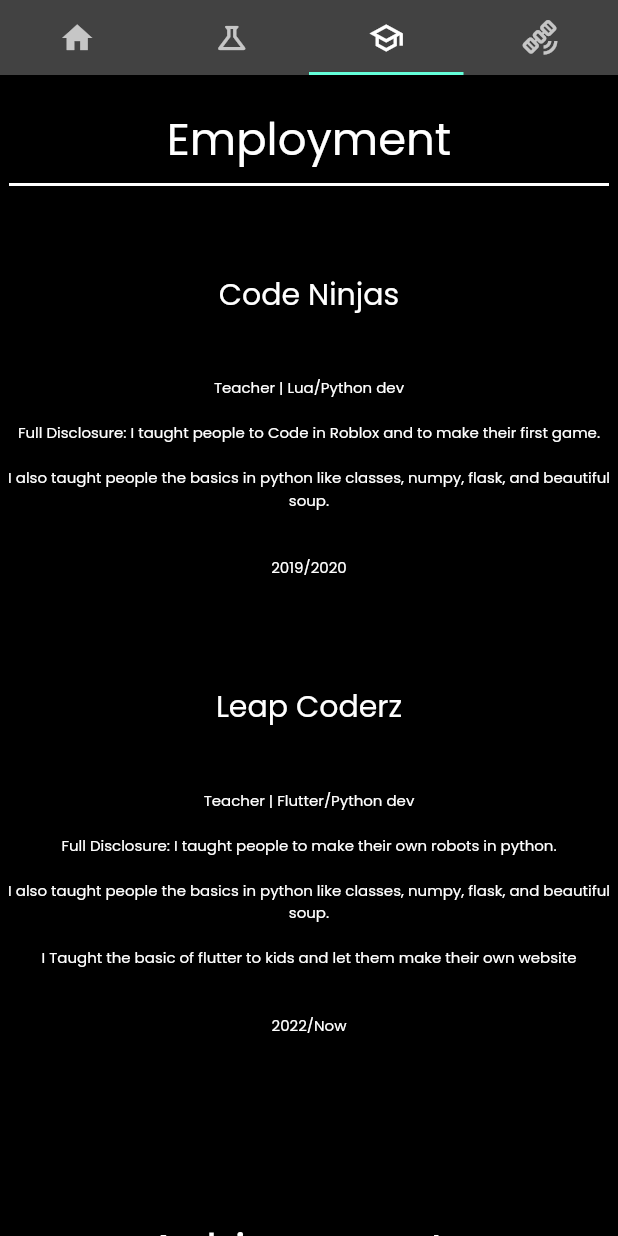
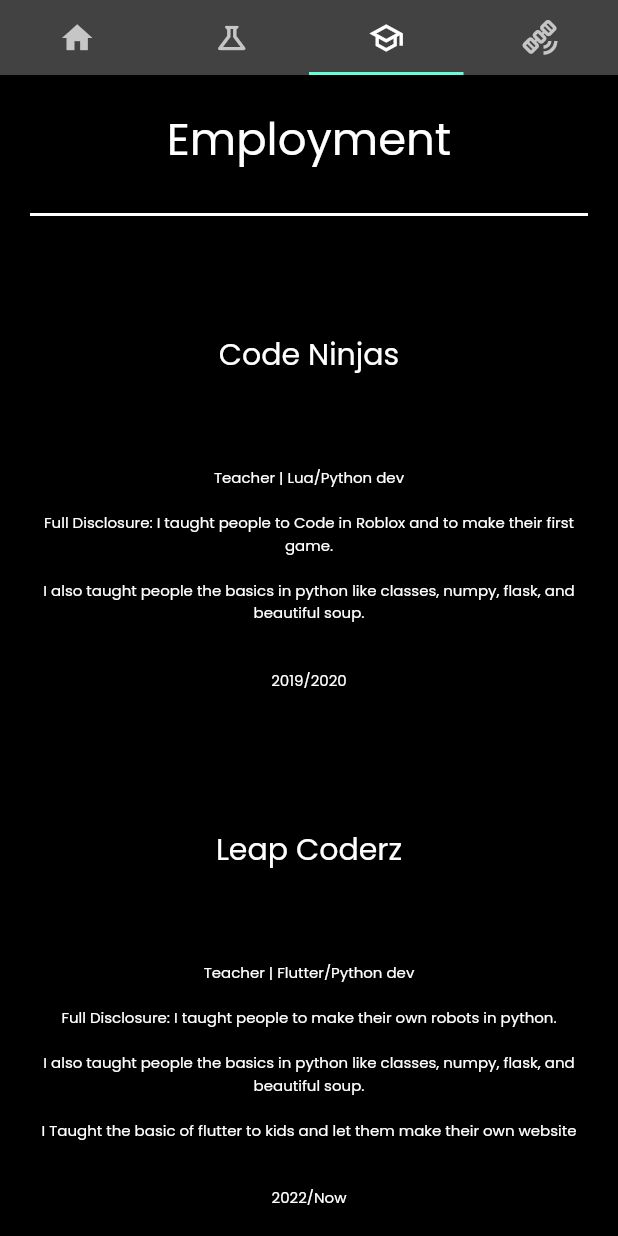
Before and after one commit to ekam-g/carghai_website, a Flutter app: the screen it shows after launch, tab 3 chosen, on a phone screen of 412 x 824 dp. Run offline on Flutter 3.47's test engine with Material 2 defaults, Android fonts, the phone set to English and light mode, and no system bars; our stand-ins replace auto_size_text.

Commit message:
done for now

```diff
--- a/lib/screens/jobtab.dart
+++ b/lib/screens/jobtab.dart
@@ -2,7 +2,6 @@
 
 import 'package:carghai_website/widgets/CoolText.dart';
 import 'package:flutter/material.dart';
-
 
 class tab2job extends StatefulWidget {
   const tab2job({
@@ -138,15 +137,15 @@
       ///Smaller Screen
       return SingleChildScrollView(
           child: SizedBox(
-              height: 1700,
+              height: 2500,
               child: Scaffold(
                   body: Center(
                       child: Column(
                 children: [
                   const SizedBox(height: 20),
                   coolText(text: "Employment", fontSize: 30),
-                  const SizedBox(
-                    width: 400,
+                  const Padding(
+                    padding: EdgeInsets.all(20),
                     child: Divider(
                       color: Colors.white,
                       thickness: 2,
@@ -159,12 +158,15 @@
                   const SizedBox(
                     height: 40,
                   ),
-                  coolText(
+                  Padding(
+                    padding: const EdgeInsets.all(20),
+                    child: coolText(
                         text: "Teacher | Lua/Python dev\n\n"
                             "Full Disclosure: I taught people to Code in Roblox and to make their first game.\n\n"
                             "I also taught people the basics in python like classes, numpy, flask, and beautiful soup.\n\n\n"
                             "2019/2020",
                         fontSize: 10),
+                  ),
                   const SizedBox(
                     height: 70,
                   ),
@@ -172,19 +174,22 @@
                   const SizedBox(
                     height: 40,
                   ),
-                  coolText(
+                  Padding(
+                    padding: const EdgeInsets.all(20),
+                    child: coolText(
                         text: "Teacher | Flutter/Python dev\n\n"
                             "Full Disclosure: I taught people to make their own robots in python.\n\n"
                             "I also taught people the basics in python like classes, numpy, flask, and beautiful soup.\n\n"
                             "I Taught the basic of flutter to kids and let them make their own website\n\n\n"
                             "2022/Now",
                         fontSize: 10),
+                  ),
                   const SizedBox(
                     height: 120,
                   ),
                   coolText(text: "Achievements", fontSize: 30),
-                  const SizedBox(
-                    width: 400,
+                  const Padding(
+                    padding: EdgeInsets.all(20),
                     child: Divider(
                       color: Colors.white,
                       thickness: 2,
@@ -197,13 +202,16 @@
                   const SizedBox(
                     height: 20,
                   ),
-                  coolText(
+                  Padding(
+                    padding: const EdgeInsets.all(20),
+                    child: coolText(
                         text: "First Place Winner/Wolfram Award\n\n "
                             "Tech used: Flutter/Firebase/OpenCv\n\n"
                             "Devpost: https://devpost.com/software/recycle-it-wcrpiv\n\n"
                             "Team: 2 Other Students\n\n"
                             "June 11 2022",
                         fontSize: 10),
+                  ),
                   const SizedBox(
                     height: 40,
                   ),
@@ -221,8 +229,8 @@
                     height: 100,
                   ),
                   coolText(text: "Skills", fontSize: 30),
-                  const SizedBox(
-                    width: 400,
+                  const Padding(
+                    padding: EdgeInsets.all(20),
                     child: Divider(
                       color: Colors.white,
                       thickness: 2,
@@ -231,8 +239,8 @@
                   const SizedBox(
                     height: 40,
                   ),
-                  SizedBox(
-                    width: 500,
+                  Padding(
+                    padding: const EdgeInsets.all(20),
                     child: coolText(
                         text:
                             "I use flutter to make most my projects because I love the 'one code base, 6 platforms'. I have used it for all my big projects including this website.\n\n"
--- a/lib/screens/tabbarhome.dart
+++ b/lib/screens/tabbarhome.dart
@@ -26,7 +26,7 @@
   Widget build(BuildContext context) {
     return Scaffold(
       appBar: PreferredSize(
-        preferredSize: Size.fromHeight(50.0),
+        preferredSize: const Size.fromHeight(50.0),
         child: AppBar(
           centerTitle: true,
           bottom: TabBar(
--- a/lib/widgets/Cool row widget.dart
+++ b/lib/widgets/Cool row widget.dart
@@ -112,7 +112,7 @@
                 height: height,
                 decoration: BoxDecoration(
                   shape: BoxShape.circle,
-                  color: Colors.white,
+                  color: Colors.black,
                   image: DecorationImage(
                     image: AssetImage(Image),
                   ),
```
Also changed, not shown: lib/screens/hometab.dart (+12 -9 lines), lib/screens/socialsTab.dart (+2 -11 lines), pubspec.yaml (+1 -7 lines), 1 other file. Lines whose indentation alone changed are shown as unchanged.
